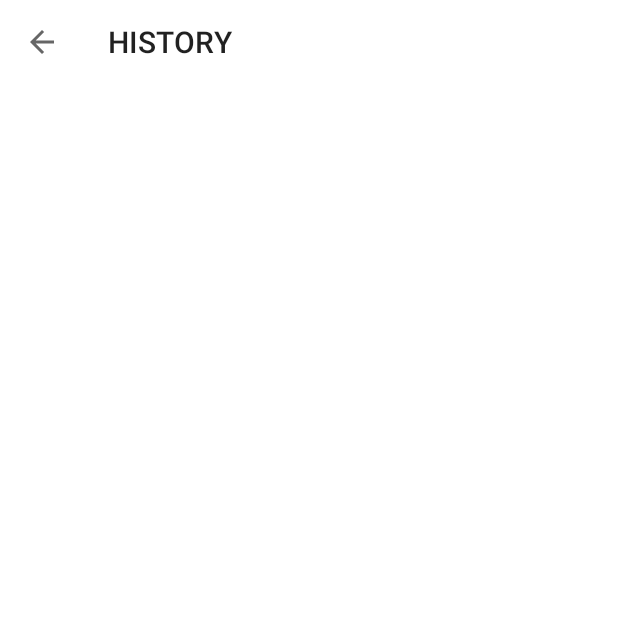
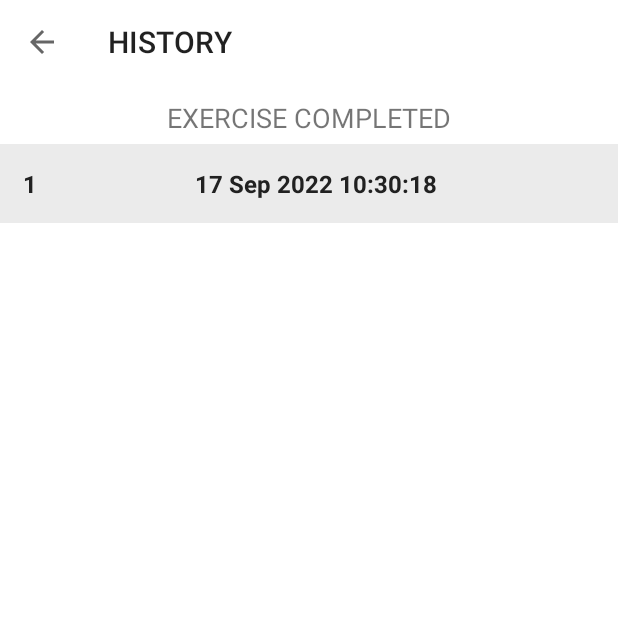
Before and after one commit to YiroYi/KimchiWorkout, an Android app: the HistoryActivity screen opened directly, with no data from a screen before it, on a phone screen of 412 x 824 dp, the top half of it. Before the commit the part shown is almost empty. Run offline under Robolectric (Android 15) with nearby library versions, the phone set to English and light mode, and no system bars; our stand-ins replace Room's generated code.

Commit message:
Added history layout

```diff
--- a/app/src/main/AndroidManifest.xml
+++ b/app/src/main/AndroidManifest.xml
@@ -11,6 +11,7 @@
 
     <application
         android:allowBackup="true"
+        android:name=".WorkOutApp"
         android:dataExtractionRules="@xml/data_extraction_rules"
         android:fullBackupContent="@xml/backup_rules"
         android:icon="@mipmap/ic_launcher"
--- a/app/src/main/java/com/example/kimchiworkout/ExerciseActivity.kt
+++ b/app/src/main/java/com/example/kimchiworkout/ExerciseActivity.kt
@@ -22,8 +22,8 @@
 
   private var restTimer: CountDownTimer? = null
   private var restProgress = 0
-  private var restTimerDuration: Long = 3
-  private var exerciseTimerDuration: Long = 3
+  private var restTimerDuration: Long = 1
+  private var exerciseTimerDuration: Long = 1
 
   private var exerciseTimer: CountDownTimer? = null
   private var exerciseProgress = 0
--- a/app/src/main/java/com/example/kimchiworkout/HistoryActivity.kt
+++ b/app/src/main/java/com/example/kimchiworkout/HistoryActivity.kt
@@ -2,7 +2,12 @@
 
 import androidx.appcompat.app.AppCompatActivity
 import android.os.Bundle
+import android.util.Log
+import android.view.View
+import androidx.lifecycle.lifecycleScope
+import androidx.recyclerview.widget.LinearLayoutManager
 import com.example.kimchiworkout.databinding.ActivityHistoryBinding
+import kotlinx.coroutines.launch
 
 class HistoryActivity : AppCompatActivity() {
   private var binding: ActivityHistoryBinding? = null
@@ -21,5 +26,45 @@
       binding?.toolbarHistoryActivity?.setNavigationOnClickListener {
         onBackPressed()
       }
+
+    val historyDao = (application as WorkOutApp).db.historyDao()
+    getAllCompletedDates(historyDao)
+  }
+
+  private fun getAllCompletedDates(historyDao: HistoryDao){
+    Log.e("PROCESS YIRO",  "WATCH")
+    lifecycleScope.launch {
+      historyDao.fetchAllDates().collect { allCompletedDatesList ->
+        if(allCompletedDatesList.isNotEmpty()) {
+          binding?.tvHistory?.visibility = View.VISIBLE
+          binding?.rvHistory?.visibility = View.VISIBLE
+
+          binding?.tvNoDataAvailable?.visibility = View.INVISIBLE
+
+          binding?.rvHistory?.layoutManager = LinearLayoutManager(this@HistoryActivity)
+
+          val dates = ArrayList<String>()
+
+          for(date in allCompletedDatesList) {
+            dates.add(date.date)
+          }
+
+          val historyAdapter = HistoryAdapter(dates)
+
+          binding?.rvHistory?.adapter = historyAdapter
+
+        } else {
+          binding?.tvHistory?.visibility = View.GONE
+          binding?.rvHistory?.visibility = View.GONE
+
+          binding?.tvNoDataAvailable?.visibility = View.VISIBLE
+        }
+      }
+    }
+  }
+
+  override fun onDestroy() {
+    super.onDestroy()
+    binding = null
   }
 }
--- /dev/null
+++ b/app/src/main/java/com/example/kimchiworkout/HistoryAdapter.kt
@@ -0,0 +1,38 @@
+package com.example.kimchiworkout
+
+import android.graphics.Color
+import android.view.LayoutInflater
+import android.view.ViewGroup
+import androidx.recyclerview.widget.RecyclerView
+import com.example.kimchiworkout.databinding.ItemHistoryRowBinding
+
+class HistoryAdapter(private val items: ArrayList<String>): RecyclerView.Adapter<HistoryAdapter.ViewHolder>() {
+
+  class ViewHolder(binding: ItemHistoryRowBinding): RecyclerView.ViewHolder(binding.root) {
+    val llHistoryItemMain = binding.llHistoryItemMain
+    val tvItem = binding.tvItem
+    val tvPosition = binding.tvPosition
+  }
+
+  override fun onCreateViewHolder(parent: ViewGroup, viewType: Int): ViewHolder {
+    return ViewHolder(ItemHistoryRowBinding.inflate(
+      LayoutInflater.from(parent.context), parent, false
+    ))
+  }
+
+  override fun onBindViewHolder(holder: ViewHolder, position: Int) {
+    val date: String = items.get(position)
+    holder.tvPosition.text = (position + 1).toString()
+    holder.tvItem.text = date
+
+    if(position % 2 ==0) {
+      holder.llHistoryItemMain.setBackgroundColor(Color.parseColor("#EBEBEB"))
+    } else {
+      holder.llHistoryItemMain.setBackgroundColor(Color.parseColor("#FFFFFF"))
+    }
+  }
+
+  override fun getItemCount(): Int {
+    return items.size
+  }
+}
--- /dev/null
+++ b/app/src/main/java/com/example/kimchiworkout/HistoryDao.kt
@@ -0,0 +1,15 @@
+package com.example.kimchiworkout
+
+import androidx.room.Dao
+import androidx.room.Insert
+import androidx.room.Query
+import kotlinx.coroutines.flow.Flow
+
+@Dao
+interface HistoryDao {
+  @Insert
+  suspend fun insert(historyEntity: HistoryEntity)
+
+  @Query("SELECT * FROM `history-table`")
+  fun fetchAllDates(): Flow<List<HistoryEntity>>
+}
--- /dev/null
+++ b/app/src/main/java/com/example/kimchiworkout/HistoryEntity.kt
@@ -0,0 +1,10 @@
+package com.example.kimchiworkout
+
+import androidx.room.Entity
+import androidx.room.PrimaryKey
+
+@Entity(tableName = "history-table")
+data class HistoryEntity(
+  @PrimaryKey
+  val date:String
+)
--- /dev/null
+++ b/app/src/main/java/com/example/kimchiworkout/WorkOutApp.kt
@@ -0,0 +1,9 @@
+package com.example.kimchiworkout
+
+import android.app.Application
+
+class WorkOutApp: Application() {
+  val db by lazy{
+    HistoryDatabase.getInstance(this)
+  }
+}
--- a/app/src/main/res/layout/activity_history.xml
+++ b/app/src/main/res/layout/activity_history.xml
@@ -12,4 +12,38 @@
         android:layout_height="?android:attr/actionBarSize"
         android:background="#FFFFFF" />
 
+    <TextView
+            app:layout_constraintTop_toBottomOf="@id/toolbar_history_activity"
+            android:id="@+id/tvHistory"
+            android:layout_width="match_parent"
+            android:layout_height="wrap_content"
+            android:layout_margin="10dp"
+            android:gravity="center"
+            android:text="EXERCISE COMPLETED"
+            android:textSize="18sp"
+            android:visibility="gone"
+            tools:visibility="visible" />
+
+        <androidx.recyclerview.widget.RecyclerView
+            app:layout_constraintTop_toBottomOf="@id/tvHistory"
+            android:id="@+id/rvHistory"
+            android:layout_width="match_parent"
+            android:layout_height="wrap_content"
+            android:layout_marginTop="5dp"
+            android:visibility="gone"
+            tools:visibility="visible" />
+
+        <TextView
+            app:layout_constraintTop_toBottomOf="@id/toolbar_history_activity"
+            app:layout_constraintBottom_toBottomOf="parent"
+            android:id="@+id/tvNoDataAvailable"
+            android:layout_width="match_parent"
+            android:layout_height="wrap_content"
+            android:gravity="center"
+            android:text="NO DATA AVAILABLE"
+            android:textColor="#212121"
+            android:textSize="18sp"
+            android:visibility="gone"
+            tools:visibility="visible" />
+
 </androidx.constraintlayout.widget.ConstraintLayout>
--- /dev/null
+++ b/app/src/main/res/layout/item_history_row.xml
@@ -0,0 +1,32 @@
+<?xml version="1.0" encoding="utf-8"?>
+<LinearLayout xmlns:android="http://schemas.android.com/apk/res/android"
+    xmlns:tools="http://schemas.android.com/tools"
+    android:id="@+id/ll_history_item_main"
+    android:layout_width="match_parent"
+    android:layout_height="wrap_content"
+    android:background="#EBEBEB"
+    android:orientation="horizontal"
+    android:padding="15dp"
+    >
+    <TextView
+        android:id="@+id/tvPosition"
+        android:layout_width="wrap_content"
+        android:layout_height="wrap_content"
+        android:gravity="center"
+        android:textColor="#212121"
+        android:textSize="16sp"
+        android:textStyle="bold"
+        tools:text="1"
+        />
+
+    <TextView
+        android:id="@+id/tvItem"
+        android:layout_width="0dp"
+        android:layout_height="wrap_content"
+        android:layout_weight="1"
+        android:gravity="center"
+        android:textColor="#212121"
+        android:textSize="16sp"
+        android:textStyle="bold"
+        tools:text="DATE" />
+</LinearLayout>
```
Also changed, not shown: app/build.gradle (+14 -0 lines), app/src/main/java/com/example/kimchiworkout/FinishActivity.kt (+24 -0 lines), app/src/main/java/com/example/kimchiworkout/HistoryDatabase.kt (added, +36 -0 lines).
